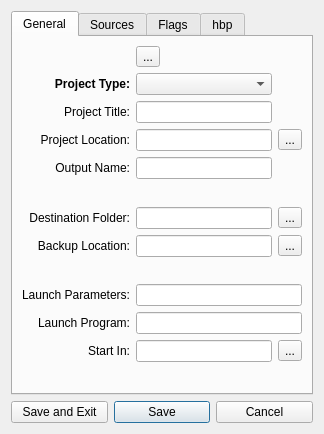
The window that harbour/contrib/hbide/resources/projectpropertiesex.ui (harbour/core) describes before a commit, drawn with Qt 5.
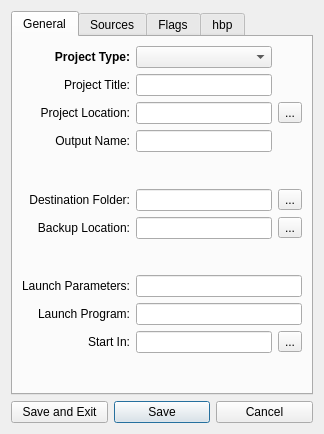
The same window after the commit.

```diff
--- a/harbour/contrib/hbide/resources/projectpropertiesex.ui
+++ b/harbour/contrib/hbide/resources/projectpropertiesex.ui
@@ -24,7 +24,7 @@
        <string>General</string>
       </attribute>
       <layout class="QGridLayout" name="gridLayout">
-       <item row="1" column="0">
+       <item row="0" column="0">
         <widget class="QLabel" name="label">
          <property name="font">
           <font>
@@ -40,7 +40,7 @@
          </property>
         </widget>
        </item>
-       <item row="1" column="1">
+       <item row="0" column="1">
         <widget class="QComboBox" name="comboPrjType">
          <property name="toolTip">
           <string>&lt;!DOCTYPE HTML PUBLIC &quot;-//W3C//DTD HTML 4.0//EN&quot; &quot;http://www.w3.org/TR/REC-html40/strict.dtd&quot;&gt;
@@ -54,7 +54,7 @@
          </property>
         </widget>
        </item>
-       <item row="2" column="0">
+       <item row="1" column="0">
         <widget class="QLabel" name="label_2">
          <property name="text">
           <string>Project Title:</string>
@@ -64,7 +64,7 @@
          </property>
         </widget>
        </item>
-       <item row="2" column="1">
+       <item row="1" column="1">
         <widget class="QLineEdit" name="editPrjTitle">
          <property name="toolTip">
           <string>&lt;!DOCTYPE HTML PUBLIC &quot;-//W3C//DTD HTML 4.0//EN&quot; &quot;http://www.w3.org/TR/REC-html40/strict.dtd&quot;&gt;
@@ -75,7 +75,7 @@
          </property>
         </widget>
        </item>
-       <item row="3" column="0">
+       <item row="2" column="0">
         <widget class="QLabel" name="label_3">
          <property name="text">
           <string>Project Location:</string>
@@ -85,7 +85,7 @@
          </property>
         </widget>
        </item>
-       <item row="3" column="1">
+       <item row="2" column="1">
         <widget class="QLineEdit" name="editPrjLoctn">
          <property name="toolTip">
           <string>&lt;!DOCTYPE HTML PUBLIC &quot;-//W3C//DTD HTML 4.0//EN&quot; &quot;http://www.w3.org/TR/REC-html40/strict.dtd&quot;&gt;
@@ -96,7 +96,7 @@
          </property>
         </widget>
        </item>
-       <item row="6" column="0">
+       <item row="5" column="0">
         <widget class="QLabel" name="label_5">
          <property name="text">
           <string>Destination Folder:</string>
@@ -106,7 +106,7 @@
          </property>
         </widget>
        </item>
-       <item row="6" column="1">
+       <item row="5" column="1">
         <widget class="QLineEdit" name="editDstFolder">
          <property name="toolTip">
           <string>&lt;!DOCTYPE HTML PUBLIC &quot;-//W3C//DTD HTML 4.0//EN&quot; &quot;http://www.w3.org/TR/REC-html40/strict.dtd&quot;&gt;
@@ -118,7 +118,7 @@
          </property>
         </widget>
        </item>
-       <item row="10" column="0">
+       <item row="9" column="0">
         <widget class="QLabel" name="label_7">
          <property name="text">
           <string>Launch Parameters:</string>
@@ -128,10 +128,10 @@
          </property>
         </widget>
        </item>
-       <item row="10" column="1" colspan="2">
+       <item row="9" column="1" colspan="2">
         <widget class="QLineEdit" name="editLaunchParams"/>
        </item>
-       <item row="11" column="0">
+       <item row="10" column="0">
         <widget class="QLabel" name="label_8">
          <property name="text">
           <string>Launch Program:</string>
@@ -141,10 +141,10 @@
          </property>
         </widget>
        </item>
-       <item row="11" column="1" colspan="2">
+       <item row="10" column="1" colspan="2">
         <widget class="QLineEdit" name="editLaunchExe"/>
        </item>
-       <item row="8" column="0">
+       <item row="7" column="0">
         <widget class="QLabel" name="label_13">
          <property name="text">
           <string>Backup Location:</string>
@@ -154,10 +154,10 @@
          </property>
         </widget>
        </item>
-       <item row="8" column="1">
+       <item row="7" column="1">
         <widget class="QLineEdit" name="editBackup"/>
        </item>
-       <item row="4" column="1">
+       <item row="3" column="1">
         <widget class="QLineEdit" name="editOutName">
          <property name="toolTip">
           <string>&lt;!DOCTYPE HTML PUBLIC &quot;-//W3C//DTD HTML 4.0//EN&quot; &quot;http://www.w3.org/TR/REC-html40/strict.dtd&quot;&gt;
@@ -168,7 +168,7 @@
          </property>
         </widget>
        </item>
-       <item row="4" column="0">
+       <item row="3" column="0">
         <widget class="QLabel" name="label_6">
          <property name="text">
           <string>Output Name:</string>
@@ -178,63 +178,28 @@
          </property>
         </widget>
        </item>
-       <item row="3" column="2">
+       <item row="2" column="2">
         <widget class="QToolButton" name="buttonChoosePrjLoc">
          <property name="text">
           <string>...</string>
          </property>
         </widget>
        </item>
-       <item row="8" column="2">
+       <item row="7" column="2">
         <widget class="QToolButton" name="buttonBackup">
          <property name="text">
           <string>...</string>
          </property>
         </widget>
        </item>
-       <item row="6" column="2">
+       <item row="5" column="2">
         <widget class="QToolButton" name="buttonChooseDest">
          <property name="text">
           <string>...</string>
          </property>
         </widget>
        </item>
-       <item row="0" column="1">
-        <layout class="QHBoxLayout" name="horizontalLayout_7">
-         <item>
-          <widget class="QToolButton" name="buttonXmate">
-           <property name="toolTip">
-            <string>&lt;!DOCTYPE HTML PUBLIC &quot;-//W3C//DTD HTML 4.0//EN&quot; &quot;http://www.w3.org/TR/REC-html40/strict.dtd&quot;&gt;
-&lt;html&gt;&lt;head&gt;&lt;meta name=&quot;qrichtext&quot; content=&quot;1&quot; /&gt;&lt;style type=&quot;text/css&quot;&gt;
-p, li { white-space: pre-wrap; }
-&lt;/style&gt;&lt;/head&gt;&lt;body style=&quot; font-family:'MS Shell Dlg 2'; font-size:8.25pt; font-weight:400; font-style:normal;&quot;&gt;
-&lt;p align=&quot;center&quot; style=&quot; margin-top:0px; margin-bottom:0px; margin-left:0px; margin-right:0px; -qt-block-indent:0; text-indent:0px;&quot;&gt;Load an xMate project file.&lt;/p&gt;
-&lt;p align=&quot;center&quot; style=&quot; margin-top:0px; margin-bottom:0px; margin-left:0px; margin-right:0px; -qt-block-indent:0; text-indent:0px;&quot;&gt;This feature is available only for new projects.&lt;/p&gt;
-&lt;p align=&quot;center&quot; style=&quot; margin-top:0px; margin-bottom:0px; margin-left:0px; margin-right:0px; -qt-block-indent:0; text-indent:0px;&quot;&gt;hbIDE attempts to recognize various components&lt;/p&gt;
-&lt;p align=&quot;center&quot; style=&quot; margin-top:0px; margin-bottom:0px; margin-left:0px; margin-right:0px; -qt-block-indent:0; text-indent:0px;&quot;&gt;but it is possible that it may not load everything.&lt;/p&gt;
-&lt;p align=&quot;center&quot; style=&quot; margin-top:0px; margin-bottom:0px; margin-left:0px; margin-right:0px; -qt-block-indent:0; text-indent:0px;&quot;&gt;So you may need manual editing.&lt;/p&gt;&lt;/body&gt;&lt;/html&gt;</string>
-           </property>
-           <property name="text">
-            <string>...</string>
-           </property>
-          </widget>
-         </item>
-         <item>
-          <spacer name="horizontalSpacer">
-           <property name="orientation">
-            <enum>Qt::Horizontal</enum>
-           </property>
-           <property name="sizeHint" stdset="0">
-            <size>
-             <width>40</width>
-             <height>20</height>
-            </size>
-           </property>
-          </spacer>
-         </item>
-        </layout>
-       </item>
-       <item row="9" column="1">
+       <item row="8" column="1">
         <spacer name="verticalSpacer">
          <property name="orientation">
           <enum>Qt::Vertical</enum>
@@ -247,7 +212,7 @@
          </property>
         </spacer>
        </item>
-       <item row="12" column="1">
+       <item row="11" column="1">
         <widget class="QLineEdit" name="editWrkFolder">
          <property name="toolTip">
           <string>&lt;!DOCTYPE HTML PUBLIC &quot;-//W3C//DTD HTML 4.0//EN&quot; &quot;http://www.w3.org/TR/REC-html40/strict.dtd&quot;&gt;
@@ -258,7 +223,7 @@
          </property>
         </widget>
        </item>
-       <item row="12" column="0">
+       <item row="11" column="0">
         <widget class="QLabel" name="labelInitFolder">
          <property name="text">
           <string>Start In:</string>
@@ -268,14 +233,14 @@
          </property>
         </widget>
        </item>
-       <item row="12" column="2">
+       <item row="11" column="2">
         <widget class="QToolButton" name="buttonChooseWd">
          <property name="text">
           <string>...</string>
          </property>
         </widget>
        </item>
-       <item row="5" column="1">
+       <item row="4" column="1">
         <spacer name="verticalSpacer_2">
          <property name="orientation">
           <enum>Qt::Vertical</enum>
@@ -288,7 +253,7 @@
          </property>
         </spacer>
        </item>
-       <item row="13" column="1">
+       <item row="12" column="1">
         <spacer name="verticalSpacer_3">
          <property name="orientation">
           <enum>Qt::Vertical</enum>
```
